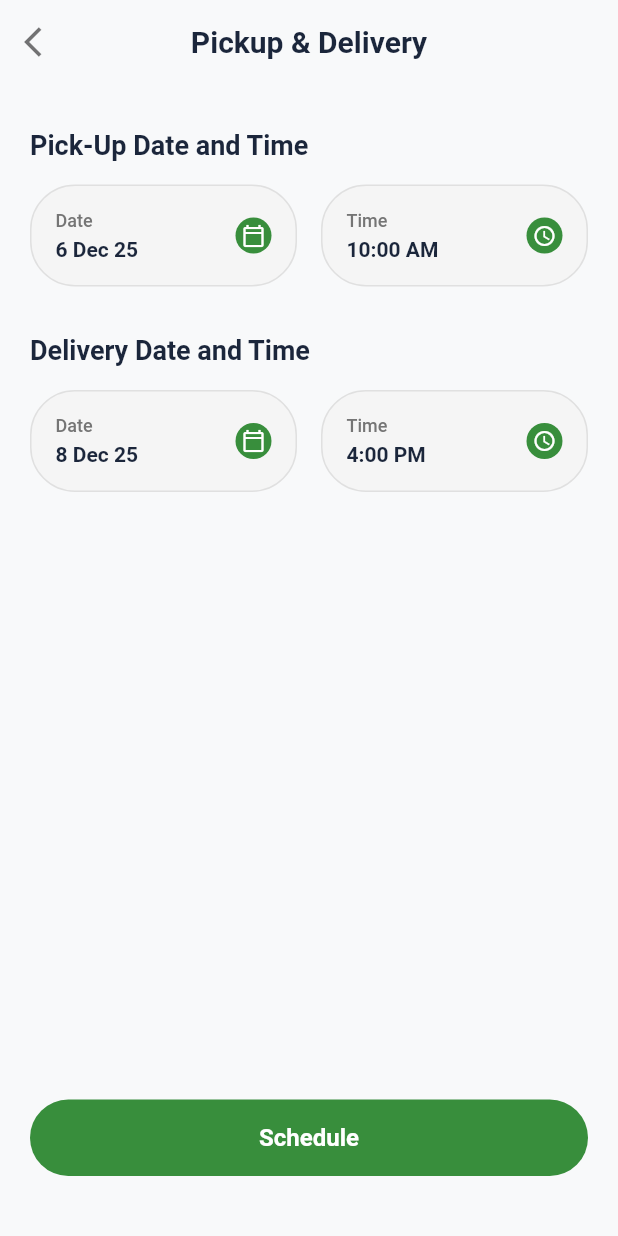
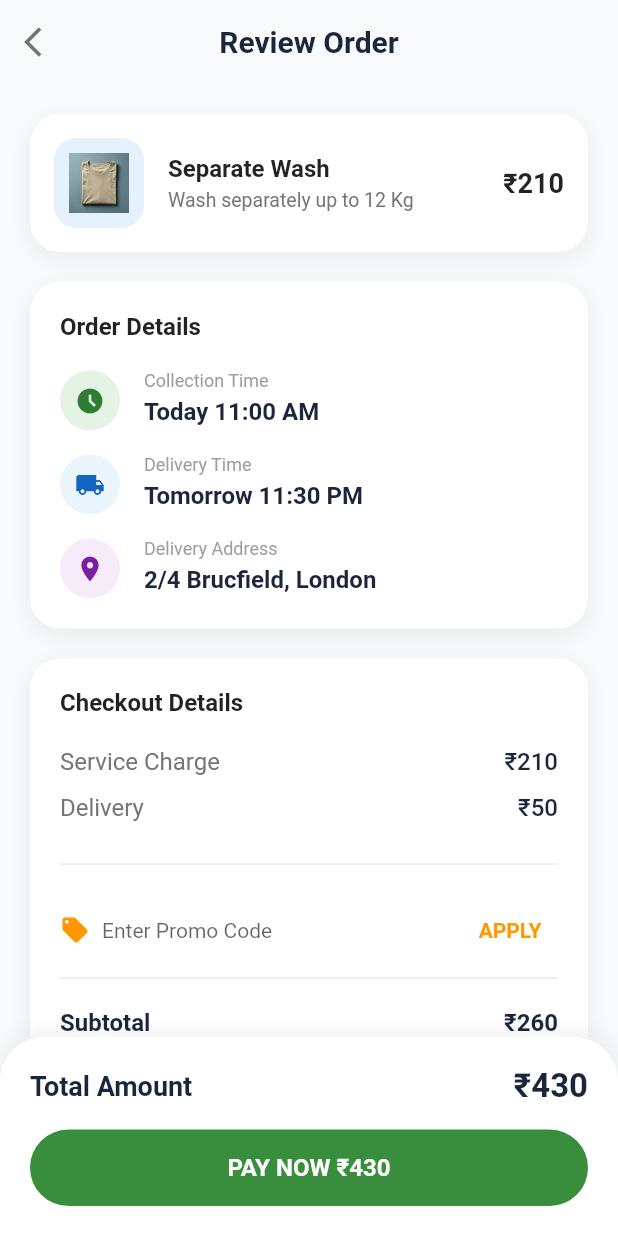
Before and after one commit to gohypedevelopers-stack/cleclo, a Flutter app: the PickupAndDeliveryScheduleScreen screen opened by its route, after a tap on "Schedule", on a phone screen of 412 x 824 dp. Run offline on Flutter 3.47's test engine with Material 3 defaults, Android fonts, the light colour scheme and no system bars; our stand-ins replace go_router, smooth_page_indicator.

Commit message:
feat: Implement the full booking flow including pickup/delivery scheduling, order review, payment, and booking success screens.

```diff
--- a/lib/features/home/view/pickup_and_delivery_schedule_screen.dart
+++ b/lib/features/home/view/pickup_and_delivery_schedule_screen.dart
@@ -1,6 +1,7 @@
 import 'package:cleclo/utils/theme/colors.dart';
 import 'package:flutter/material.dart';
 import 'package:go_router/go_router.dart';
+import 'package:cleclo/routes/route_constants.dart';
 
 class PickupAndDeliveryScheduleScreen extends StatefulWidget {
   const PickupAndDeliveryScheduleScreen({super.key});
@@ -116,8 +117,7 @@ class _PickupAndDeliveryScheduleScreenState extends State<PickupAndDeliverySched
               width: double.infinity,
               child: ElevatedButton(
                 onPressed: () {
-                  // Navigate to Order Summary or Confirmation...
-                  // User hasn't shown next screen yet.
+                  context.push(RouteConstants.reviewOrderScreen);
                 },
                 style: ElevatedButton.styleFrom(
                   backgroundColor: const Color(0xFF388E3C), // Dark green
--- /dev/null
+++ b/lib/features/home/view/review_order_screen.dart
@@ -0,0 +1,258 @@
+import 'package:cleclo/utils/images/images.dart';
+import 'package:cleclo/utils/theme/colors.dart';
+import 'package:flutter/material.dart';
+import 'package:cleclo/utils/theme/colors.dart';
+import 'package:flutter/material.dart';
+import 'package:go_router/go_router.dart';
+import 'package:cleclo/routes/route_constants.dart';
+
+class ReviewOrderScreen extends StatelessWidget {
+  const ReviewOrderScreen({super.key});
+
+  @override
+  Widget build(BuildContext context) {
+    return Scaffold(
+      backgroundColor: const Color(0xFFF8F9FA),
+      appBar: AppBar(
+        backgroundColor: const Color(0xFFF8F9FA),
+        elevation: 0,
+        leading: IconButton(
+          icon: const Icon(Icons.arrow_back_ios, color: Colors.black54),
+          onPressed: () => context.pop(),
+        ),
+        centerTitle: true,
+        title: const Text(
+          'Review Order',
+          style: TextStyle(
+            color: Color(0xFF1B263B),
+            fontSize: 20,
+            fontWeight: FontWeight.bold,
+          ),
+        ),
+      ),
+      body: Column(
+        children: [
+          Expanded(
+            child: SingleChildScrollView(
+              padding: const EdgeInsets.all(20),
+              child: Column(
+                children: [
+                  // Item Card
+                  Container(
+                    padding: const EdgeInsets.all(16),
+                    decoration: BoxDecoration(
+                      color: Colors.white,
+                      borderRadius: BorderRadius.circular(20),
+                      boxShadow: [
+                         BoxShadow(color: Colors.black.withOpacity(0.05), blurRadius: 10, offset: const Offset(0, 4)),
+                      ],
+                    ),
+                    child: Row(
+                      children: [
+                        Container(
+                          width: 60, height: 60,
+                          padding: const EdgeInsets.all(10),
+                          decoration: BoxDecoration(
+                            color: const Color(0xFFE3F2FD), // Light Blue bg
+                            borderRadius: BorderRadius.circular(15),
+                          ),
+                          child: Image.asset(Images.tShirtWash), // Using placeholder
+                        ),
+                        const SizedBox(width: 16),
+                        Expanded(
+                          child: Column(
+                            crossAxisAlignment: CrossAxisAlignment.start,
+                            children: [
+                              const Text('Separate Wash', style: TextStyle(fontWeight: FontWeight.bold, fontSize: 16)),
+                              const SizedBox(height: 4),
+                              Text('Wash separately up to 12 Kg', style: TextStyle(color: Colors.grey.shade600, fontSize: 13)),
+                            ],
+                          ),
+                        ),
+                        const Text('₹210', style: TextStyle(fontWeight: FontWeight.bold, fontSize: 18)), // Using Rupees currency
+                      ],
+                    ),
+                  ),
+                  const SizedBox(height: 20),
+
+                  // Order Details Card
+                  Container(
+                    padding: const EdgeInsets.all(20),
+                    decoration: BoxDecoration(
+                      color: Colors.white,
+                      borderRadius: BorderRadius.circular(20),
+                      boxShadow: [
+                         BoxShadow(color: Colors.black.withOpacity(0.05), blurRadius: 10, offset: const Offset(0, 4)),
+                      ],
+                    ),
+                    child: Column(
+                      crossAxisAlignment: CrossAxisAlignment.start,
+                      children: [
+                        const Text('Order Details', style: TextStyle(fontWeight: FontWeight.bold, fontSize: 16)),
+                        const SizedBox(height: 20),
+                        _buildDetailRow(
+                          icon: Icons.access_time_filled, iconColor: const Color(0xFFA5D6A7), iconContentColor: const Color(0xFF2E7D32),
+                          label: 'Collection Time',
+                          value: 'Today 11:00 AM',
+                        ),
+                        const SizedBox(height: 16),
+                        _buildDetailRow(
+                          icon: Icons.local_shipping, iconColor: const Color(0xFFBBDEFB), iconContentColor: const Color(0xFF1565C0),
+                          label: 'Delivery Time',
+                          value: 'Tomorrow 11:30 PM',
+                        ),
+                        const SizedBox(height: 16),
+                        _buildDetailRow(
+                          icon: Icons.location_on, iconColor: const Color(0xFFE1BEE7), iconContentColor: const Color(0xFF7B1FA2),
+                          label: 'Delivery Address',
+                          value: '2/4 Brucfield, London', // Keeping mock data
+                        ),
+                      ],
+                    ),
+                  ),
+                  const SizedBox(height: 20),
+
+                  // Checkout Details
+                  Container(
+                    padding: const EdgeInsets.all(20),
+                    decoration: BoxDecoration(
+                      color: Colors.white,
+                      borderRadius: BorderRadius.circular(20),
+                      boxShadow: [
+                         BoxShadow(color: Colors.black.withOpacity(0.05), blurRadius: 10, offset: const Offset(0, 4)),
+                      ],
+                    ),
+                    child: Column(
+                      crossAxisAlignment: CrossAxisAlignment.start,
+                      children: [
+                        const Text('Checkout Details', style: TextStyle(fontWeight: FontWeight.bold, fontSize: 16)),
+                        const SizedBox(height: 20),
+                        _buildPriceRow('Service Charge', '₹210'),
+                        const SizedBox(height: 12),
+                        _buildPriceRow('Delivery', '₹50'),
+                        const SizedBox(height: 20),
+                        const Divider(),
+                        const SizedBox(height: 12),
+                        // Promo Code
+                        Row(
+                          children: [
+                            const Icon(Icons.local_offer, color: Colors.orange, size: 20),
+                            const SizedBox(width: 8),
+                            Expanded(
+                              child: TextField(
+                                style: const TextStyle(fontSize: 14),
+                                decoration: const InputDecoration(
+                                  hintText: 'Enter Promo Code',
+                                  border: InputBorder.none,
+                                  isDense: true,
+                                ),
+                              ),
+                            ),
+                            TextButton(
+                              onPressed: () {},
+                              child: const Text('APPLY', style: TextStyle(color: Colors.orange, fontWeight: FontWeight.bold)),
+                            )
+                          ],
+                        ),
+                         const Divider(),
+                         const SizedBox(height: 12),
+                         _buildPriceRow('Subtotal', '₹260', isBold: true),
+                      ],
+                    ),
+                  ),
+                   const SizedBox(height: 80),
+                ],
+              ),
+            ),
+          ),
+
+          // Bottom Payment Section
+          Container(
+            padding: const EdgeInsets.all(20),
+            decoration: BoxDecoration(
+              color: Colors.white,
+              boxShadow: [
+                  BoxShadow(color: Colors.black.withOpacity(0.05), blurRadius: 10, offset: const Offset(0, -5)),
+              ],
+              borderRadius: const BorderRadius.vertical(top: Radius.circular(30)),
+            ),
+            child: Column(
+              mainAxisSize: MainAxisSize.min,
+              children: [
+                 Row(
+                   mainAxisAlignment: MainAxisAlignment.spaceBetween,
+                   children: const [
+                     Text('Total Amount', style: TextStyle(fontSize: 18, fontWeight: FontWeight.bold, color: Color(0xFF1B263B))),
+                     Text('₹430', style: TextStyle(fontSize: 22, fontWeight: FontWeight.bold, color: Color(0xFF1B263B))), // Mock Amount
+                   ],
+                 ),
+                 const SizedBox(height: 16),
+                  SizedBox(
+                    width: double.infinity,
+                    child: ElevatedButton(
+                      onPressed: () {
+                         context.push(RouteConstants.paymentScreen);
+                      },
+                      style: ElevatedButton.styleFrom(
+                        backgroundColor: const Color(0xFF388E3C),
+                        padding: const EdgeInsets.symmetric(vertical: 16),
+                        shape: RoundedRectangleBorder(
+                          borderRadius: BorderRadius.circular(30),
+                        ),
+                        elevation: 0,
+                      ),
+                      child: const Text(
+                        'PAY NOW ₹430',
+                        style: TextStyle(
+                          color: Colors.white,
+                          fontSize: 16,
+                          fontWeight: FontWeight.bold,
+                        ),
+                      ),
+                    ),
+                  ),
+              ],
+            ),
+          )
+        ],
+      ),
+    );
+  }
+
+  Widget _buildDetailRow({required IconData icon, required Color iconColor, required Color iconContentColor, required String label, required String value}) {
+    return Row(
+      crossAxisAlignment: CrossAxisAlignment.start,
+      children: [
+        Container(
+          padding: const EdgeInsets.all(10),
+          decoration: BoxDecoration(
+            color: iconColor.withOpacity(0.3),
+            shape: BoxShape.circle,
+          ),
+          child: Icon(icon, color: iconContentColor, size: 20),
+        ),
+        const SizedBox(width: 16),
+        Expanded(
+          child: Column(
+            crossAxisAlignment: CrossAxisAlignment.start,
+            children: [
+              Text(label, style: TextStyle(color: Colors.grey.shade500, fontSize: 12)),
+              const SizedBox(height: 4),
+              Text(value, style: const TextStyle(fontWeight: FontWeight.bold, fontSize: 16, color: Color(0xFF1B263B))),
+            ],
+          ),
+        ),
+      ],
+    );
+  }
+
+  Widget _buildPriceRow(String label, String price, {bool isBold = false}) {
+    return Row(
+      mainAxisAlignment: MainAxisAlignment.spaceBetween,
+      children: [
+        Text(label, style: TextStyle(color: isBold ? const Color(0xFF1B263B) : Colors.grey.shade600, fontSize: 16, fontWeight: isBold ? FontWeight.bold : FontWeight.normal)),
+        Text(price, style: TextStyle(color: const Color(0xFF1B263B), fontSize: 16, fontWeight: isBold ? FontWeight.bold : FontWeight.w500)),
+      ],
+    );
+  }
+}
--- a/lib/routes/route_config.dart
+++ b/lib/routes/route_config.dart
@@ -18,6 +18,9 @@ import 'package:cleclo/features/home/view/confirm_service_details_screen.dart';
 import 'package:cleclo/features/home/view/pickup_and_delivery_address_screen.dart';
 import 'package:cleclo/features/home/view/choose_location_screen.dart';
 import 'package:cleclo/features/home/view/pickup_and_delivery_schedule_screen.dart';
+import 'package:cleclo/features/home/view/review_order_screen.dart';
+import 'package:cleclo/features/home/view/payment_screen.dart';
+import 'package:cleclo/features/home/view/booking_success_screen.dart';
 import 'package:cleclo/routes/route_constants.dart';
 import 'package:flutter/material.dart';
 import 'package:go_router/go_router.dart';
@@ -126,6 +129,21 @@ final GoRouter appRouter = GoRouter(
       name: RouteConstants.pickupAndDeliveryScheduleScreen,
       builder: (context, state) => const PickupAndDeliveryScheduleScreen(),
     ),
+    GoRoute(
+      path: RouteConstants.reviewOrderScreen,
+      name: RouteConstants.reviewOrderScreen,
+      builder: (context, state) => const ReviewOrderScreen(),
+    ),
+    GoRoute(
+      path: RouteConstants.paymentScreen,
+      name: RouteConstants.paymentScreen,
+      builder: (context, state) => const PaymentScreen(),
+    ),
+    GoRoute(
+      path: RouteConstants.bookingSuccessScreen,
+      name: RouteConstants.bookingSuccessScreen,
+      builder: (context, state) => const BookingSuccessScreen(),
+    ),
   ],
   errorBuilder: (context, state) => Scaffold(
     body: Center(child: Text('404: Page not found (${state.uri.path})')),
--- a/lib/routes/route_constants.dart
+++ b/lib/routes/route_constants.dart
@@ -20,4 +20,7 @@ class RouteConstants {
   static const pickupAndDeliveryAddressScreen = "/pickup-and-delivery-address";
   static const chooseLocationScreen = "/choose-location";
   static const pickupAndDeliveryScheduleScreen = "/pickup-and-delivery-schedule";
+  static const reviewOrderScreen = "/review-order";
+  static const paymentScreen = "/payment";
+  static const bookingSuccessScreen = "/booking-success";
 }
--- a/lib/utils/images/images.dart
+++ b/lib/utils/images/images.dart
@@ -53,4 +53,6 @@ class Images {
   static const String whiteTShirt = 'assets/images/whitetshirt.png';
   static const String locationIllustration = 'assets/images/location_illustration.png';
   static const String map = 'assets/images/map.png';
+  static const String mastercard = 'assets/images/mastercard.png';
+  static const String gpay = 'assets/images/gpay.png';
 }
```
Also changed, not shown: lib/features/home/view/booking_success_screen.dart (added, +109 -0 lines), lib/features/home/view/payment_screen.dart (added, +311 -0 lines), assets/images/gpay.png (added), assets/images/mastercard.png (added).
